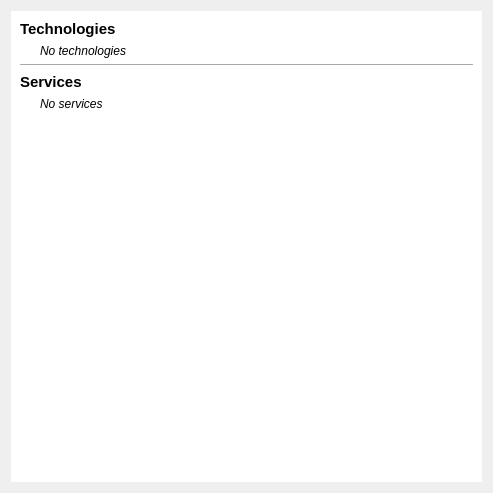
The window that serviceswindow.ui (lxqt/lxqt-connman-applet) describes before a commit, drawn with Qt 5.
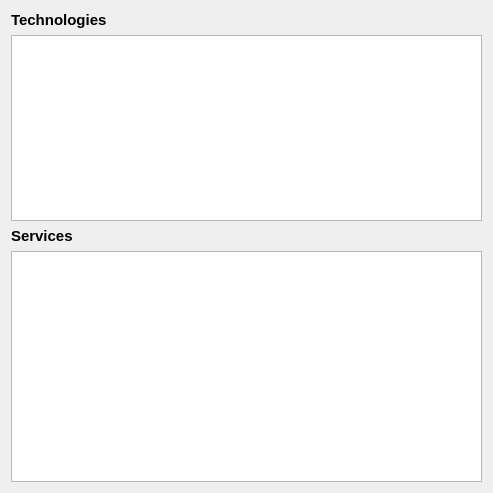
The same window after the commit.

Commit message: Use listviews in serviceswindow and introduce controller

What changed in the file:
```diff
--- a/serviceswindow.ui
+++ b/serviceswindow.ui
@@ -13,132 +13,48 @@
   <property name="styleSheet">
    <string notr="true"/>
   </property>
-  <layout class="QVBoxLayout" name="verticalLayout_2">
+  <layout class="QVBoxLayout" name="verticalLayout">
    <item>
-    <widget class="QScrollArea" name="scrollArea">
-     <property name="windowTitle">
-      <string>ScrollArea</string>
+    <widget class="QLabel" name="technologiesLabel">
+     <property name="font">
+      <font>
+       <pointsize>11</pointsize>
+       <weight>75</weight>
+       <bold>true</bold>
+      </font>
      </property>
-     <property name="frameShape">
-      <enum>QFrame::NoFrame</enum>
+     <property name="text">
+      <string>Technologies</string>
      </property>
-     <property name="frameShadow">
-      <enum>QFrame::Plain</enum>
+    </widget>
+   </item>
+   <item>
+    <widget class="QListView" name="technologiesListView">
+     <property name="maximumSize">
+      <size>
+       <width>16777215</width>
+       <height>186</height>
+      </size>
      </property>
-     <property name="widgetResizable">
-      <bool>true</bool>
+    </widget>
+   </item>
+   <item>
+    <widget class="QLabel" name="servicesLabel">
+     <property name="font">
+      <font>
+       <pointsize>11</pointsize>
+       <weight>75</weight>
+       <bold>true</bold>
+      </font>
      </property>
-     <widget class="QWidget" name="scrollAreaWidgetContents">
-      <property name="geometry">
-       <rect>
-        <x>0</x>
-        <y>0</y>
-        <width>463</width>
-        <height>463</height>
-       </rect>
-      </property>
-      <property name="styleSheet">
-       <string notr="true">background-color: rgb(255, 255, 255);</string>
-      </property>
-      <layout class="QVBoxLayout" name="verticalLayout">
-       <item>
-        <widget class="QLabel" name="technologiesLabel">
-         <property name="font">
-          <font>
-           <pointsize>11</pointsize>
-           <weight>75</weight>
-           <bold>true</bold>
-          </font>
-         </property>
-         <property name="text">
-          <string>Technologies</string>
-         </property>
-        </widget>
-       </item>
-       <item>
-        <widget class="QLabel" name="noTechnologiesLabel">
-         <property name="font">
-          <font>
-           <pointsize>9</pointsize>
-           <italic>true</italic>
-          </font>
-         </property>
-         <property name="text">
-          <string>No technologies</string>
-         </property>
-         <property name="indent">
-          <number>20</number>
-         </property>
-        </widget>
-       </item>
-       <item>
-        <layout class="QVBoxLayout" name="technologiesLayout">
-         <property name="spacing">
-          <number>5</number>
-         </property>
-        </layout>
-       </item>
-       <item>
-        <widget class="Line" name="line">
-         <property name="orientation">
-          <enum>Qt::Horizontal</enum>
-         </property>
-        </widget>
-       </item>
-       <item>
-        <widget class="QLabel" name="servicesLabel">
-         <property name="font">
-          <font>
-           <pointsize>11</pointsize>
-           <weight>75</weight>
-           <bold>true</bold>
-          </font>
-         </property>
-         <property name="text">
-          <string>Services</string>
-         </property>
-        </widget>
-       </item>
-       <item>
-        <widget class="QLabel" name="noServicesLabel">
-         <property name="font">
-          <font>
-           <pointsize>9</pointsize>
-           <italic>true</italic>
-          </font>
-         </property>
-         <property name="text">
-          <string>No services</string>
-         </property>
-         <property name="indent">
-          <number>20</number>
-         </property>
-        </widget>
-       </item>
-       <item>
-        <layout class="QVBoxLayout" name="servicesLayout">
-         <property name="spacing">
-          <number>5</number>
-         </property>
-        </layout>
-       </item>
-       <item>
-        <spacer name="verticalSpacer">
-         <property name="orientation">
-          <enum>Qt::Vertical</enum>
-         </property>
-         <property name="sizeHint" stdset="0">
-          <size>
-           <width>20</width>
-           <height>40</height>
-          </size>
-         </property>
-        </spacer>
-       </item>
-      </layout>
-     </widget>
+     <property name="text">
+      <string>Services</string>
+     </property>
     </widget>
    </item>
+   <item>
+    <widget class="QListView" name="servicesListView"/>
+   </item>
   </layout>
  </widget>
  <resources/>
```
The commit also changes 15 other files.
